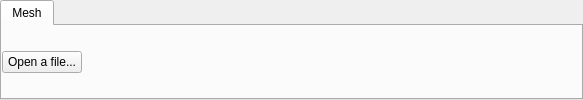
First picture: the form in src/gui/workspace/workflowwidget.ui, repository caozhongxiao/espreso, before the edit.
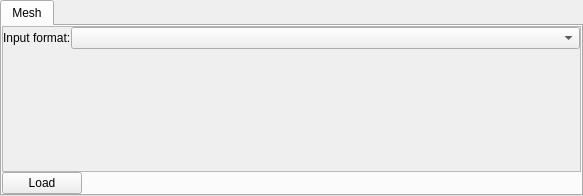
Second picture: the form after the edit.

What changed in the file:
```diff
--- a/src/gui/workspace/workflowwidget.ui
+++ b/src/gui/workspace/workflowwidget.ui
@@ -7,7 +7,7 @@
     <x>0</x>
     <y>0</y>
     <width>583</width>
-    <height>100</height>
+    <height>196</height>
    </rect>
   </property>
   <property name="windowTitle">
@@ -51,6 +51,110 @@
        <property name="bottomMargin">
         <number>0</number>
        </property>
+       <item>
+        <widget class="QScrollArea" name="scrollArea">
+         <property name="widgetResizable">
+          <bool>true</bool>
+         </property>
+         <widget class="QWidget" name="scrollAreaWidgetContents">
+          <property name="geometry">
+           <rect>
+            <x>0</x>
+            <y>0</y>
+            <width>577</width>
+            <height>138</height>
+           </rect>
+          </property>
+          <layout class="QVBoxLayout" name="scrollAreaLayout">
+           <property name="spacing">
+            <number>0</number>
+           </property>
+           <property name="leftMargin">
+            <number>0</number>
+           </property>
+           <property name="topMargin">
+            <number>0</number>
+           </property>
+           <property name="rightMargin">
+            <number>0</number>
+           </property>
+           <property name="bottomMargin">
+            <number>0</number>
+           </property>
+           <item>
+            <widget class="QWidget" name="inputWidget" native="true">
+             <property name="sizePolicy">
+              <sizepolicy hsizetype="Preferred" vsizetype="Fixed">
+               <horstretch>0</horstretch>
+               <verstretch>0</verstretch>
+              </sizepolicy>
+             </property>
+             <layout class="QHBoxLayout" name="inputLayout">
+              <property name="spacing">
+               <number>0</number>
+              </property>
+              <property name="leftMargin">
+               <number>0</number>
+              </property>
+              <property name="topMargin">
+               <number>0</number>
+              </property>
+              <property name="rightMargin">
+               <number>0</number>
+              </property>
+              <property name="bottomMargin">
+               <number>0</number>
+              </property>
+              <item>
+               <widget class="QLabel" name="lblInput">
+                <property name="sizePolicy">
+                 <sizepolicy hsizetype="Fixed" vsizetype="Preferred">
+                  <horstretch>0</horstretch>
+                  <verstretch>0</verstretch>
+                 </sizepolicy>
+                </property>
+                <property name="text">
+                 <string>Input format:</string>
+                </property>
+               </widget>
+              </item>
+              <item>
+               <widget class="QComboBox" name="cmbInput"/>
+              </item>
+             </layout>
+            </widget>
+           </item>
+           <item>
+            <widget class="QWidget" name="inputConfigWidget" native="true">
+             <property name="sizePolicy">
+              <sizepolicy hsizetype="Preferred" vsizetype="Preferred">
+               <horstretch>0</horstretch>
+               <verstretch>0</verstretch>
+              </sizepolicy>
+             </property>
+             <layout class="QVBoxLayout" name="inputConfigLayout">
+              <property name="spacing">
+               <number>0</number>
+              </property>
+              <property name="leftMargin">
+               <number>0</number>
+              </property>
+              <property name="topMargin">
+               <number>0</number>
+              </property>
+              <property name="rightMargin">
+               <number>0</number>
+              </property>
+              <property name="bottomMargin">
+               <number>0</number>
+              </property>
+             </layout>
+            </widget>
+           </item>
+          </layout>
+         </widget>
+        </widget>
+       </item>
        <item>
         <widget class="QPushButton" name="btnMesh">
          <property name="sizePolicy">
@@ -59,8 +163,11 @@
            <verstretch>0</verstretch>
           </sizepolicy>
          </property>
+         <property name="layoutDirection">
+          <enum>Qt::LeftToRight</enum>
+         </property>
          <property name="text">
-          <string>Open a file...</string>
+          <string>Load</string>
          </property>
         </widget>
        </item>
```
